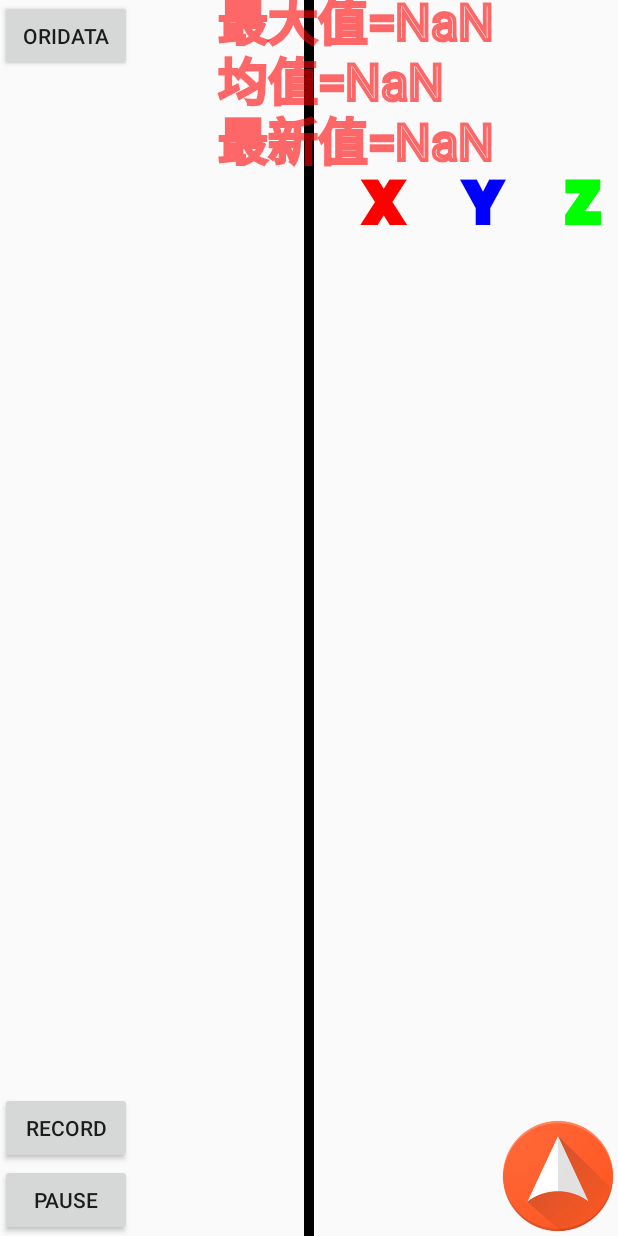
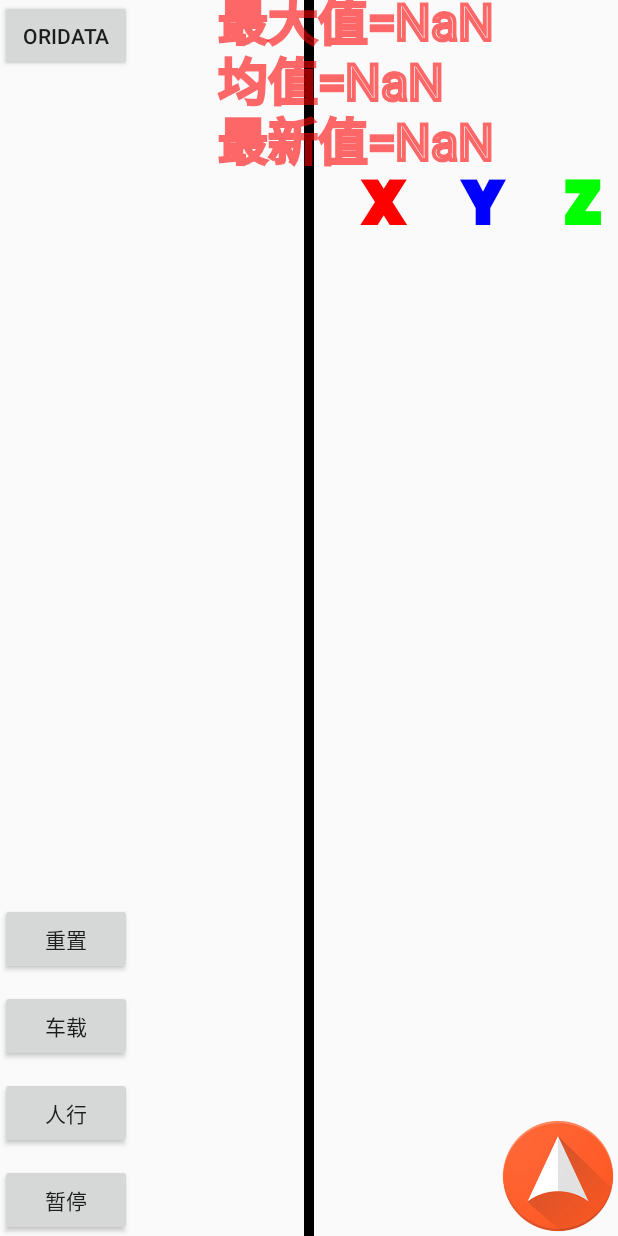
Before and after one commit to AirClown/MagDetect, an Android app: the screen it shows after launch (MainActivity), on a phone screen of 412 x 824 dp. Run offline under Robolectric (Android 15) with nearby library versions, the phone set to English and light mode, and no system bars.

Commit message:
添加版本号

```diff
--- a/app/build.gradle
+++ b/app/build.gradle
@@ -7,7 +7,7 @@ android {
         minSdkVersion 21
         targetSdkVersion 26
         versionCode 1
-        versionName "1.3.0"
+        versionName "1.5.0"
         testInstrumentationRunner "android.support.test.runner.AndroidJUnitRunner"
     }
     buildTypes {
--- a/app/src/main/java/com/ice/magdetect/MainActivity.java
+++ b/app/src/main/java/com/ice/magdetect/MainActivity.java
@@ -31,7 +31,7 @@ public class MainActivity extends AppCompatActivity implements SensorEventListen
     private SensorManager manager;
 
     private TextView tv1,tv2;
-    private Button bt1,bt2,bt3;
+    private Button bt1,bt2,bt3,bt4,bt5;
     private MyView myView;
     private ImageView iv;
 
@@ -41,10 +41,12 @@ public class MainActivity extends AppCompatActivity implements SensorEventListen
     private Timer timer;
     private TimerTask task;
 
+    private List<float[]> values2=new ArrayList<>();
     private List<float[]> values=new ArrayList<>();
     private int Num=100;
     private int count=0;
     private float[] Mag=new float[Num];
+
     private float[][] Mag_XYZ=new float[Num][3];
 
     private int A_num=20;
@@ -52,10 +54,8 @@ public class MainActivity extends AppCompatActivity implements SensorEventListen
     private int angle_count=0;
     private float cuAngle=0;
 
-    private MyFile file;
-    private MyFile file_x;
-    private MyFile file_y;
-    private MyFile file_z;
+    private MyFile file,file2;
+
     private boolean record=false;
     private boolean ori=false;
     private boolean xyz=false;
@@ -76,6 +76,9 @@ public class MainActivity extends AppCompatActivity implements SensorEventListen
         bt1=(Button)findViewById(R.id.button);
         bt2=(Button)findViewById(R.id.record);
         bt3=(Button)findViewById(R.id.button2);
+        bt4=(Button)findViewById(R.id.button3);
+        bt5=(Button)findViewById(R.id.button5);
+
         bt1.setOnClickListener(new View.OnClickListener() {
             @Override
             public void onClick(View view) {
@@ -87,23 +90,7 @@ public class MainActivity extends AppCompatActivity implements SensorEventListen
                 stop=!stop;
             }
         });
-        bt2.setOnClickListener(new View.OnClickListener() {
-            @Override
-            public void onClick(View v) {
-                if(!record){
-                    record=true;
-                    file.CreateFile();
 
-                    if(xyz) {
-                        file_x.CreateFile();
-                        file_y.CreateFile();
-                        file_z.CreateFile();
-                    }
-
-                    Toast.makeText(MainActivity.this, "开始记录数据", Toast.LENGTH_SHORT).show();
-                }
-            }
-        });
         bt3.setOnClickListener(new View.OnClickListener() {
             @Override
             public void onClick(View v) {
@@ -115,6 +102,68 @@ public class MainActivity extends AppCompatActivity implements SensorEventListen
                 ori=!ori;
             }
         });
+
+        bt2.setOnClickListener(new View.OnClickListener() {
+            @Override
+            public void onClick(View v) {
+                if(!record){
+                    record=true;
+                    file=new MyFile(MainActivity.this,"Mag");
+                    file.CreateFile();
+
+                    file2=new MyFile(MainActivity.this,"Light");
+                    file2.CreateFile();
+
+                    timer.purge();
+                    timer.cancel();
+                    task.cancel();
+                    StartTimer(400);
+                    Toast.makeText(MainActivity.this, "开始记录人行数据", Toast.LENGTH_SHORT).show();
+                }else{
+                    Toast.makeText(MainActivity.this, "重复点击", Toast.LENGTH_SHORT).show();
+                }
+            }
+        });
+
+        bt4.setOnClickListener(new View.OnClickListener() {
+            @Override
+            public void onClick(View v) {
+                if(!record){
+                    record=true;
+                    file=new MyFile(MainActivity.this,"Mag");
+                    file.CreateFile();
+
+                    file2=new MyFile(MainActivity.this,"Light");
+                    file2.CreateFile();
+
+                    StartTimer(100);
+                    Toast.makeText(MainActivity.this, "开始记录车载数据", Toast.LENGTH_SHORT).show();
+                }else{
+                    Toast.makeText(MainActivity.this, "重复点击", Toast.LENGTH_SHORT).show();
+                }
+            }
+        });
+
+        bt5.setOnClickListener(new View.OnClickListener() {
+            @Override
+            public void onClick(View v) {
+                if(file!=null) {
+                    file.Cancel();
+                    file = null;
+
+                    file2.Cancel();
+                    file2=null;
+                    StartTimer(200);
+                    record = false;
+
+                    Toast.makeText(MainActivity.this, "重新生成文件", Toast.LENGTH_SHORT).show();
+                }else{
+                    Toast.makeText(MainActivity.this, "已重新生成文件", Toast.LENGTH_SHORT).show();
+                }
+
+            }
+        });
+
         myView=(MyView)findViewById(R.id.myview);
         myView.setNum(Num);
 
@@ -136,6 +185,18 @@ public class MainActivity extends AppCompatActivity implements SensorEventListen
             }
         };
 
+        StartTimer(200);
+    }
+
+    private void StartTimer(int time){
+        if (timer!=null) {
+            timer.purge();
+            timer.cancel();
+            task.cancel();
+            timer = null;
+            task = null;
+        }
+
         timer=new Timer();
         task=new TimerTask() {
             @Override
@@ -145,18 +206,7 @@ public class MainActivity extends AppCompatActivity implements SensorEventListen
                 }
             }
         };
-        timer.schedule(task,1000,400);
-
-        addr=this.getExternalFilesDir(null)+"/";
-        SimpleDateFormat formatter = new SimpleDateFormat("yyyy-MM-dd-HH-mm");
-        addr+=  formatter.format(System.currentTimeMillis());
-        file=new MyFile(addr+"_Mag.txt");
-
-        if(xyz) {
-            file_x = new MyFile(addr + "_Mag_x.txt");
-            file_y = new MyFile(addr + "_Mag_y.txt");
-            file_z = new MyFile(addr + "_Mag_z.txt");
-        }
+        timer.schedule(task,1000,time);
     }
 
     @Override
@@ -164,11 +214,6 @@ public class MainActivity extends AppCompatActivity implements SensorEventListen
         switch (sensorEvent.sensor.getType()){
             case Sensor.TYPE_MAGNETIC_FIELD:
                 if (!ori){
-                    values.add(sensorEvent.values);
-                }
-                break;
-            case Sensor.TYPE_MAGNETIC_FIELD_UNCALIBRATED:
-                if (ori) {
                     values.add(sensorEvent.values);
                 }
                 break;
@@ -180,8 +225,10 @@ public class MainActivity extends AppCompatActivity implements SensorEventListen
                     angle_count=0;
                 }
                 break;
-            case Sensor.TYPE_GYROSCOPE:
-                Log.e("G",(int)sensorEvent.values[0]+"");
+            case Sensor.TYPE_LIGHT:
+                values2.clear();
+                values2.add(sensorEvent.values);
+                Log.e("G",(int)sensorEvent.values[0]+","+System.currentTimeMillis());
                 break;
             default:
                 break;
@@ -194,11 +241,7 @@ public class MainActivity extends AppCompatActivity implements SensorEventListen
 
         if(record&&!stop) {
             file.WriteIntoFile("" + Mag[count]);
-            if (xyz) {
-                file_x.WriteIntoFile("" + mag[0]);
-                file_y.WriteIntoFile("" + mag[1]);
-                file_z.WriteIntoFile("" + mag[2]);
-            }
+            file2.WriteIntoFile(""+values2.get(values2.size()-1)[0]);
         }
 
         float angle=0;
@@ -256,14 +299,11 @@ public class MainActivity extends AppCompatActivity implements SensorEventListen
         Sensor mag=manager.getDefaultSensor(Sensor.TYPE_MAGNETIC_FIELD);
         manager.registerListener(this,mag,SensorManager.SENSOR_DELAY_UI);
 
-        Sensor mag2=manager.getDefaultSensor(Sensor.TYPE_MAGNETIC_FIELD_UNCALIBRATED);
-        manager.registerListener(this,mag2,SensorManager.SENSOR_DELAY_UI);
-
         Sensor d=manager.getDefaultSensor(Sensor.TYPE_ORIENTATION);
         manager.registerListener(this,d,SensorManager.SENSOR_DELAY_UI);
 
-        Sensor g=manager.getDefaultSensor(Sensor.TYPE_GYROSCOPE);
-        manager.registerListener(this,g,SensorManager.SENSOR_DELAY_UI);
+        Sensor light=manager.getDefaultSensor(Sensor.TYPE_LIGHT);
+        manager.registerListener(this,light,SensorManager.SENSOR_DELAY_FASTEST);
     }
 
     @Override
--- a/app/src/main/res/layout/main.xml
+++ b/app/src/main/res/layout/main.xml
@@ -15,7 +15,7 @@
         android:layout_height="wrap_content"
         android:layout_alignParentBottom="true"
         android:layout_alignParentStart="true"
-        android:text="PAUSE" />
+        android:text="暂停" />
 
     <TextView
         android:id="@+id/textView"
@@ -39,7 +39,8 @@
         android:layout_height="wrap_content"
         android:layout_above="@+id/button"
         android:layout_alignParentStart="true"
-        android:text="RECORD" />
+        android:layout_marginBottom="10dp"
+        android:text="人行" />
 
     <Button
         android:id="@+id/button2"
@@ -56,4 +57,23 @@
         android:layout_alignParentBottom="true"
         android:layout_alignParentEnd="true"
         app:srcCompat="@drawable/nan" />
+
+    <Button
+        android:id="@+id/button3"
+        android:layout_width="wrap_content"
+        android:layout_height="wrap_content"
+        android:layout_above="@+id/record"
+        android:layout_alignParentStart="true"
+        android:layout_marginBottom="10dp"
+        android:text="车载" />
+
+    <Button
+        android:id="@+id/button5"
+        android:layout_width="wrap_content"
+        android:layout_height="wrap_content"
+        android:layout_above="@+id/button3"
+        android:layout_alignParentStart="true"
+        android:layout_marginBottom="10dp"
+        android:text="重置" />
+
 </RelativeLayout>
```
Also changed, not shown: app/src/main/java/com/ice/magdetect/MyFile.java (+12 -2 lines).
